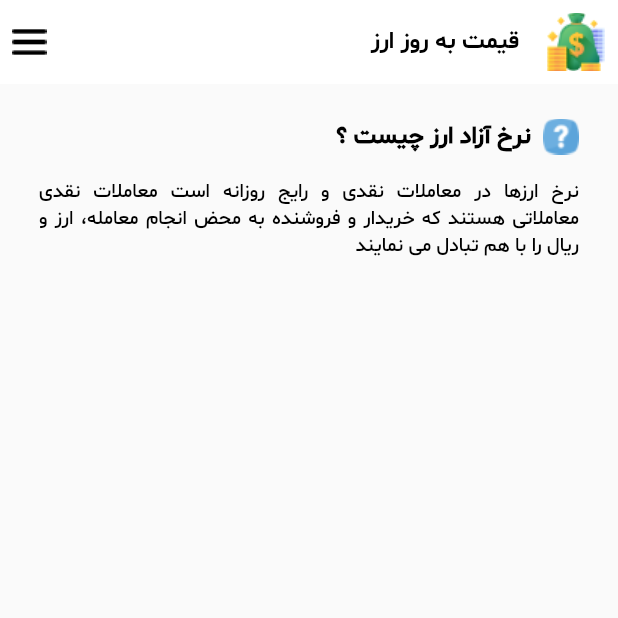
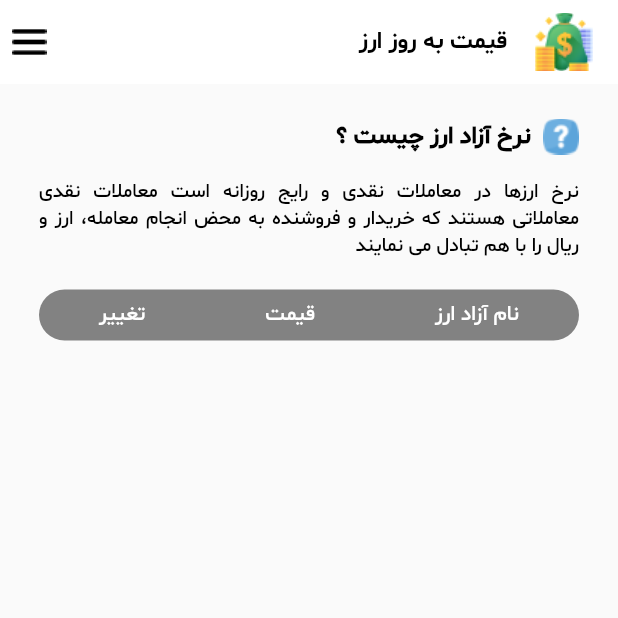
Before and after one commit to Sobhan-Ziyaei/online_gold_currency_app, a Flutter app: the screen it shows after launch, on a phone screen of 412 x 824 dp, the top half of it. Run offline on Flutter 3.47's test engine with Material 2 defaults, Android fonts, the phone set to English and light mode, and no system bars.

Commit message:
added main container

```diff
--- a/lib/main.dart
+++ b/lib/main.dart
@@ -11,6 +11,31 @@ class MyApp extends StatelessWidget {
   @override
   Widget build(BuildContext context) {
     return MaterialApp(
+      theme: ThemeData(
+        textTheme: const TextTheme(
+          headlineLarge: TextStyle(
+              fontFamily: 'sb',
+              fontSize: 16,
+              fontWeight: FontWeight.bold,
+              color: Colors.black),
+          headlineMedium: TextStyle(
+            fontFamily: 'sm',
+            fontSize: 16,
+            fontWeight: FontWeight.bold,
+            color: Colors.black,
+          ),
+          displayMedium: TextStyle(
+            color: Colors.black,
+            fontFamily: 'sm',
+            fontSize: 13,
+          ),
+          bodyMedium: TextStyle(
+            color: Colors.white,
+            fontFamily: 'sm',
+            fontSize: 14,
+          ),
+        ),
+      ),
       debugShowCheckedModeBanner: false,
       title: 'Localizations Sample App',
       localizationsDelegates: const [
@@ -21,25 +46,34 @@ class MyApp extends StatelessWidget {
       supportedLocales: const [
         Locale('fa'), // farsi
       ],
-      home: Scaffold(
+      home: const HomePage(),
+    );
+  }
+}
+
+class HomePage extends StatelessWidget {
+  const HomePage({
+    super.key,
+  });
+
+  @override
+  Widget build(BuildContext context) {
+    return Scaffold(
       appBar: AppBar(
         elevation: 0,
         backgroundColor: Colors.white,
         actions: [
+          const SizedBox(
+            width: 8,
+          ),
           Image.asset('assets/images/currency.png'),
           const SizedBox(
             width: 10,
           ),
-            const Align(
+          Align(
             alignment: Alignment.centerRight,
-              child: Text(
-                'قیمت به روز ارز',
-                style: TextStyle(
-                    color: Colors.black,
-                    fontSize: 16,
-                    fontFamily: 'sb',
-                    fontWeight: FontWeight.bold),
-              ),
+            child: Text('قیمت به روز ارز',
+                style: Theme.of(context).textTheme.headlineLarge),
           ),
           Expanded(
             child: Align(
@@ -66,28 +100,51 @@ class MyApp extends StatelessWidget {
                 const SizedBox(
                   width: 8,
                 ),
-                  const Text(
+                Text(
                   'نرخ آزاد ارز چیست ؟ ',
-                    style: TextStyle(
-                        color: Colors.black,
-                        fontWeight: FontWeight.bold,
-                        fontFamily: 'sm',
-                        fontSize: 16),
+                  style: Theme.of(context).textTheme.headlineMedium,
                 ),
               ],
             ),
             const SizedBox(
               height: 16,
             ),
-              const Text(
+            Text(
               ' نرخ ارزها در معاملات نقدی و رایج روزانه است معاملات نقدی معاملاتی هستند که خریدار و فروشنده به محض انجام معامله، ارز و ریال را با هم تبادل می نمایند',
-                style: TextStyle(
-                    color: Colors.black, fontSize: 13, fontFamily: 'sm'),
+              style: Theme.of(context).textTheme.displayMedium,
               textAlign: TextAlign.justify,
               textDirection: TextDirection.rtl,
+            ),
+            const SizedBox(
+              height: 20,
+            ),
+            Container(
+              height: 34,
+              decoration: const BoxDecoration(
+                color: Color(0xff828282),
+                borderRadius: BorderRadius.all(
+                  Radius.circular(1000),
+                ),
+              ),
+              child: Row(
+                mainAxisAlignment: MainAxisAlignment.spaceAround,
+                children: [
+                  Text(
+                    'نام آزاد ارز',
+                    style: Theme.of(context).textTheme.bodyMedium,
+                  ),
+                  Text(
+                    'قیمت',
+                    style: Theme.of(context).textTheme.bodyMedium,
+                  ),
+                  Text(
+                    'تغییر',
+                    style: Theme.of(context).textTheme.bodyMedium,
+                  ),
+                ],
+              ),
             )
           ],
-          ),
         ),
       ),
     );
```
Lines whose indentation alone changed are shown as unchanged.
